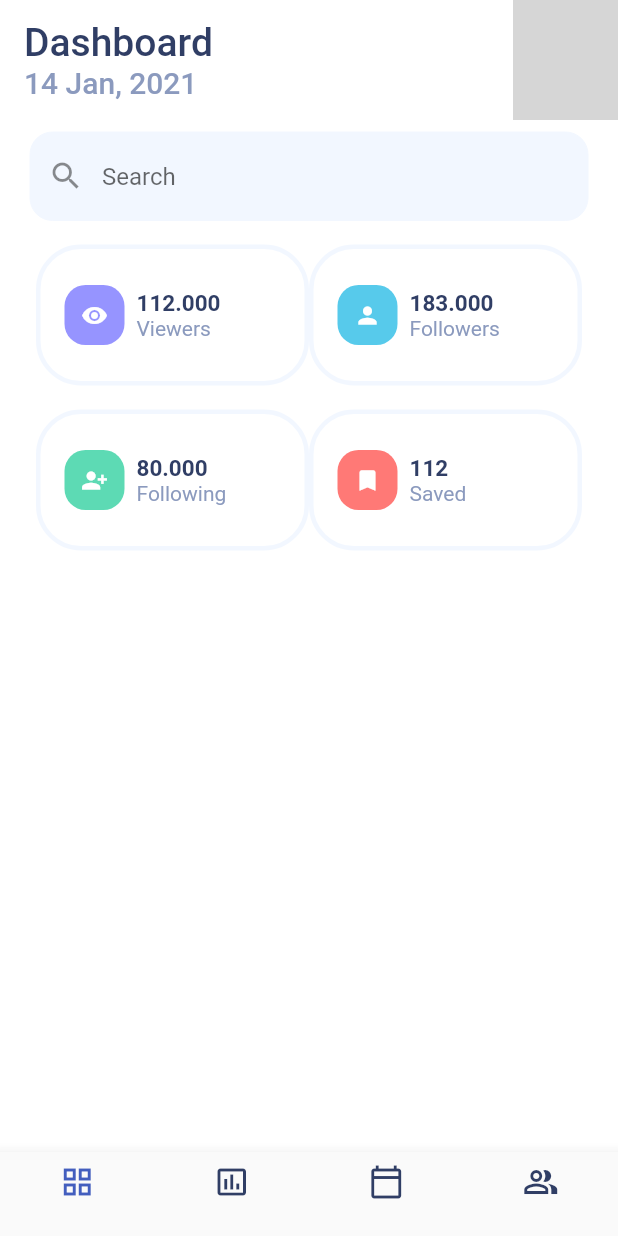
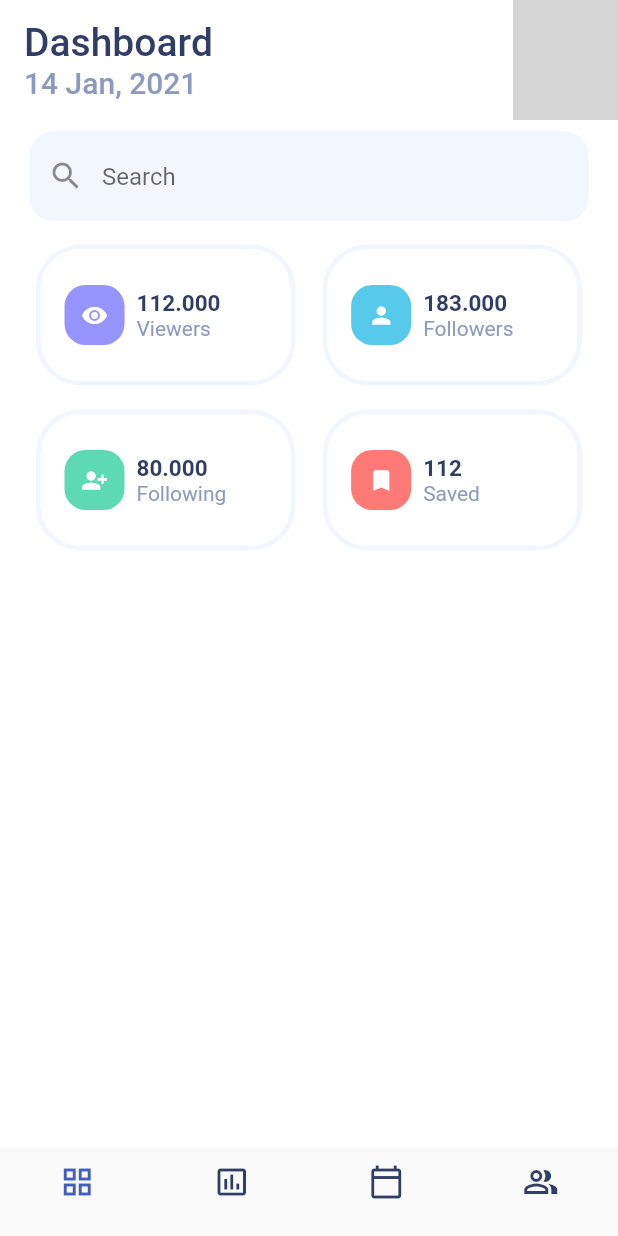
Before and after one commit to Satochaaan/social_media_manage, a Flutter app: the screen it shows after launch, on a phone screen of 412 x 824 dp. Run offline on Flutter 3.47's test engine with Material 2 defaults, Android fonts, the phone set to English and light mode, and no system bars; network calls fail; grey boxes are pictures that could not be loaded.

Commit message:
Table調整

```diff
--- a/lib/main.dart
+++ b/lib/main.dart
@@ -127,6 +127,7 @@ class _SocialMediaManageState extends State<SocialMediaManage> {
               Container(
                 padding: EdgeInsets.symmetric(horizontal: 24),
                 child: Table(
+                  columnWidths: {1: FractionColumnWidth(.05)},
                   children: [
                     TableRow(
                       children: [
@@ -136,7 +137,7 @@ class _SocialMediaManageState extends State<SocialMediaManage> {
                           subTitle: 'Viewers',
                           iconColor: kColorIconPurple,
                         ),
-                        // SizedBox(width: 1),
+                        SizedBox(width: 1),
                         TableItem(
                           iconData: Icons.person,
                           title: '183.000',
@@ -148,7 +149,7 @@ class _SocialMediaManageState extends State<SocialMediaManage> {
                     TableRow(
                       children: [
                         SizedBox(height: 16),
-                        // SizedBox(height: 16),
+                        SizedBox(height: 16),
                         SizedBox(height: 16),
                       ],
                     ),
@@ -160,7 +161,7 @@ class _SocialMediaManageState extends State<SocialMediaManage> {
                           subTitle: 'Following',
                           iconColor: kColorIconGreen,
                         ),
-                        // SizedBox(width: 1),
+                        SizedBox(width: 1),
                         TableItem(
                           iconData: Icons.bookmark,
                           title: '112',
```
